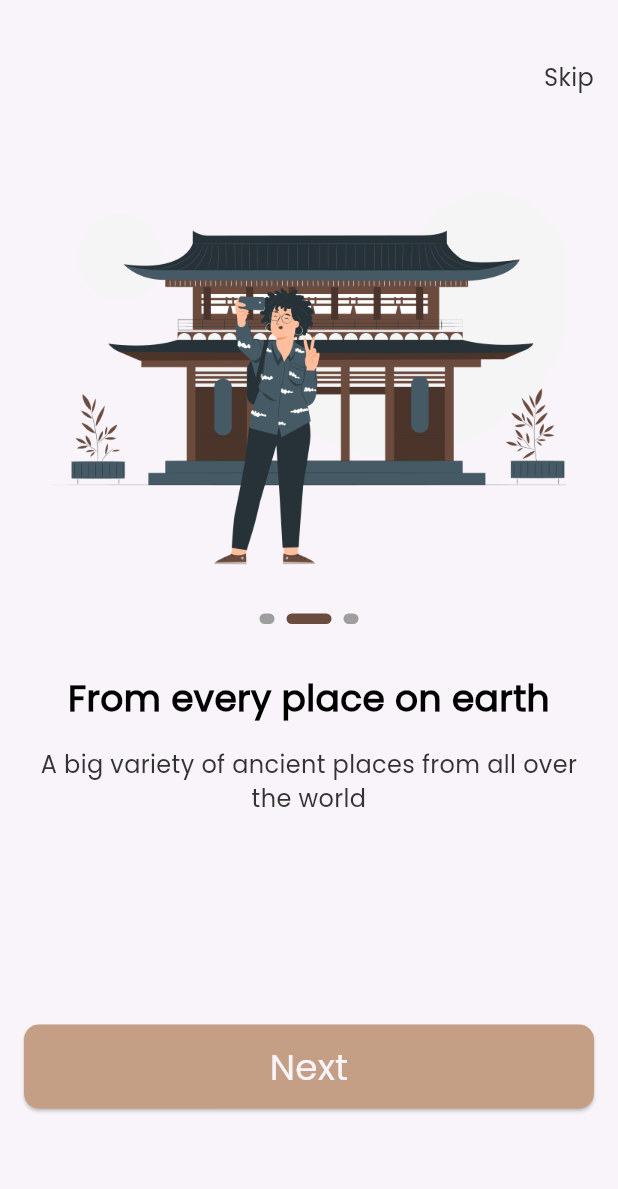
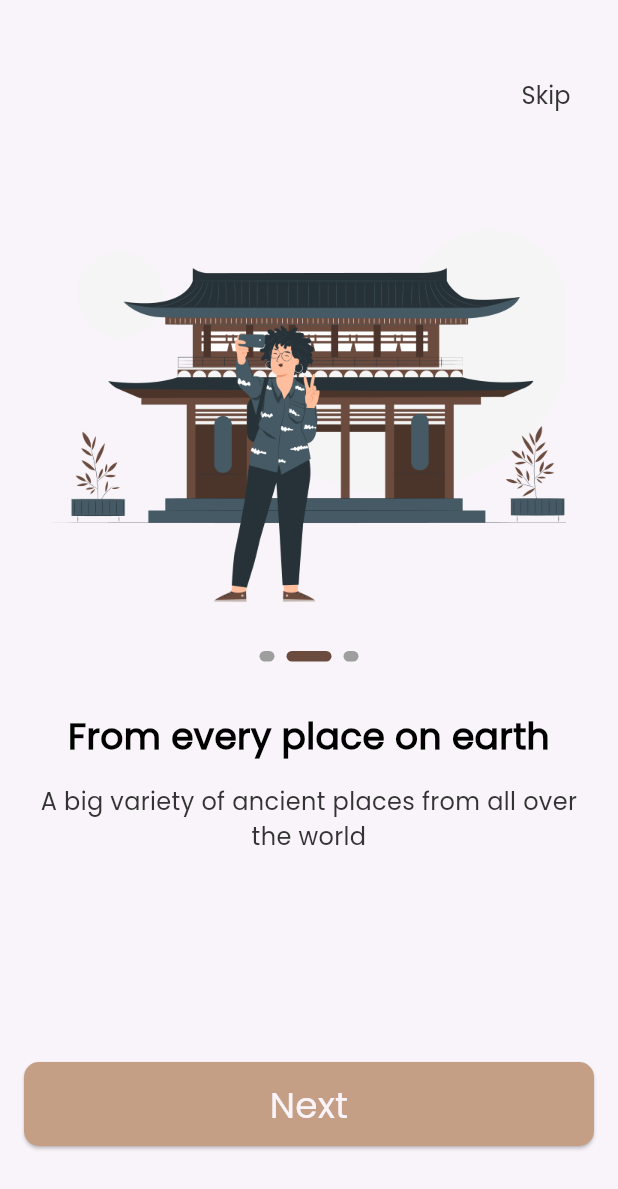
Before and after one commit to Karam-Salama/dalel, a Flutter app: the screen it shows after launch, swiped to page 2, on a phone screen of 412 x 824 dp. Shown: the top 1189 px of the screen. Run offline on Flutter 3.47's test engine with Material 3 defaults, Android fonts, the phone set to English and light mode, and no system bars; drawn by our look-alikes of smooth_page_indicator; our stand-ins replace go_router.

Commit message:
finsh onBoarding

```diff
--- a/lib/core/routes/app_router.dart
+++ b/lib/core/routes/app_router.dart
@@ -1,3 +1,5 @@
+import 'package:dalel_app/features/auth/presentation/views/login_view.dart';
+import 'package:dalel_app/features/auth/presentation/views/signUp_view.dart';
 import 'package:dalel_app/features/on_Boarding/presentation/views/onBoarding_view.dart';
 import 'package:dalel_app/features/splash/presentation/views/splash_view.dart';
 import 'package:go_router/go_router.dart';
@@ -12,5 +14,13 @@ final GoRouter router = GoRouter(
       path: '/onBoarding',
       builder: (context, state) => const OnBoardingView(),
     ),
+    GoRoute(
+      path: '/signUp',
+      builder: (context, state) => const SignUpView(),
+    ),
+    GoRoute(
+      path: '/login',
+      builder: (context, state) => const LoginView(),
+    ),
   ],
 );
--- a/lib/core/widgets/custom_btn.dart
+++ b/lib/core/widgets/custom_btn.dart
@@ -3,10 +3,11 @@ import 'package:dalel_app/core/utils/app_text_style.dart';
 import 'package:flutter/material.dart';
 
 class CustomBtn extends StatelessWidget {
-  const CustomBtn({super.key, this.color,required this.text});
+  const CustomBtn({super.key, this.color,required this.text,required this.onPressed});
 
   final Color? color;
   final String? text;
+  final VoidCallback? onPressed;
 
   @override
   Widget build(BuildContext context) {
@@ -20,7 +21,7 @@ class CustomBtn extends StatelessWidget {
             borderRadius: BorderRadius.circular(10),
           ),
         ),
-        onPressed: () {},
+        onPressed: onPressed ,
         child: Text(
           text!,
           style: AppTextStyle.poppins500style18,
--- a/lib/features/on_Boarding/presentation/views/onBoarding_view.dart
+++ b/lib/features/on_Boarding/presentation/views/onBoarding_view.dart
@@ -1,14 +1,21 @@
-// ignore_for_file: file_names
+// ignore_for_file: file_names, prefer_final_fields
 
-import 'package:dalel_app/core/utils/app_strings.dart';
-import 'package:dalel_app/core/widgets/custom_btn.dart';
+import 'package:dalel_app/core/functions/app_functions.dart';
 import 'package:dalel_app/features/on_Boarding/presentation/views/widgets/custom_nav_bar.dart';
+import 'package:dalel_app/features/on_Boarding/presentation/views/widgets/get_buttons.dart';
 import 'package:dalel_app/features/on_Boarding/presentation/views/widgets/onBoarding_body_widget.dart';
 import 'package:flutter/material.dart';
 
-class OnBoardingView extends StatelessWidget {
+class OnBoardingView extends StatefulWidget {
   const OnBoardingView({super.key});
 
+  @override
+  State<OnBoardingView> createState() => _OnBoardingViewState();
+}
+
+class _OnBoardingViewState extends State<OnBoardingView> {
+  PageController _controller = PageController(initialPage: 0);
+  int currentPage = 0;
   @override
   Widget build(BuildContext context) {
     return SafeArea(
@@ -19,11 +26,27 @@ class OnBoardingView extends StatelessWidget {
           physics: const BouncingScrollPhysics(),
           children: [
             const SizedBox(height: 40),
-            const CustomNavBar(),
+            CustomNavBar(
+              onPressed: () {
+                currentPage == 2
+                    ? customReplacementNavigate(context, '/signUp')
+                    : _controller.jumpToPage(2);
+              },
+            ),
             const SizedBox(height: 32),
-            OnBoardingWigetBody(),
+            OnBoardingWigetBody(
+              controller: _controller,
+              onPageChanged: (value) {
+                setState(() {
+                  currentPage = value;
+                });
+              },
+            ),
             const SizedBox(height: 88),
-            const CustomBtn(text: AppStrings.next),
+            GetButtons(
+              currentPage: currentPage,
+              controller: _controller,
+            ),
             const SizedBox(height: 17),
           ],
         ),
--- a/lib/features/on_Boarding/presentation/views/widgets/custom_nav_bar.dart
+++ b/lib/features/on_Boarding/presentation/views/widgets/custom_nav_bar.dart
@@ -5,16 +5,20 @@ import 'package:flutter/material.dart';
 class CustomNavBar extends StatelessWidget {
   const CustomNavBar({
     super.key,
+    required this.onPressed,
   });
 
+  final VoidCallback? onPressed;
   @override
   Widget build(BuildContext context) {
     return Align(
-      alignment: Alignment.centerRight,
-      child: Text(
-        AppStrings.skip,
-        style: AppTextStyle.poppins400style16,
-      ),
-    );
+        alignment: Alignment.centerRight,
+        child: TextButton(
+          onPressed: onPressed,
+          child: Text(
+            AppStrings.skip,
+            style: AppTextStyle.poppins400style16,
+          ),
+        ));
   }
 }
--- /dev/null
+++ b/lib/features/on_Boarding/presentation/views/widgets/get_buttons.dart
@@ -0,0 +1,50 @@
+import 'package:dalel_app/core/functions/app_functions.dart';
+import 'package:dalel_app/core/utils/app_colors.dart';
+import 'package:dalel_app/core/utils/app_strings.dart';
+import 'package:dalel_app/core/utils/app_text_style.dart';
+import 'package:dalel_app/core/widgets/custom_btn.dart';
+import 'package:flutter/material.dart';
+
+class GetButtons extends StatelessWidget {
+  const GetButtons(
+      {super.key, required this.currentPage, required this.controller});
+  final int currentPage;
+  final PageController controller;
+  @override
+  Widget build(BuildContext context) {
+    if (currentPage == 2) {
+      return Column(
+        children: [
+          CustomBtn(
+            text: AppStrings.createAccount,
+            onPressed: () {
+              customReplacementNavigate(context, '/signUp');
+            },
+          ),
+          const SizedBox(height: 16),
+          TextButton(
+            onPressed: () {
+              customReplacementNavigate(context, '/login');
+            },
+            child: Text(
+              AppStrings.loginNow,
+              style: AppTextStyle.poppins400style16
+                  .copyWith(fontSize: 18)
+                  .copyWith(color: AppColors.deepGrey),
+            ),
+          ),
+        ],
+      );
+    } else {
+      return CustomBtn(
+        text: AppStrings.next,
+        onPressed: () {
+          controller.nextPage(
+            duration: const Duration(milliseconds: 200),
+            curve: Curves.easeIn,
+          );
+        },
+      );
+    }
+  }
+}
--- a/lib/features/on_Boarding/presentation/views/widgets/onBoarding_body_widget.dart
+++ b/lib/features/on_Boarding/presentation/views/widgets/onBoarding_body_widget.dart
@@ -1,20 +1,26 @@
 // ignore_for_file: must_be_immutable, file_names
 
-import 'package:dalel_app/core/utils/app_assets.dart';
-import 'package:dalel_app/core/utils/app_strings.dart';
+
 import 'package:dalel_app/core/utils/app_text_style.dart';
 import 'package:dalel_app/features/on_Boarding/data/model/onBoarding_model.dart';
 import 'package:dalel_app/features/on_Boarding/presentation/views/widgets/custom_smooth_page_indicator.dart';
 import 'package:flutter/material.dart';
 
 class OnBoardingWigetBody extends StatelessWidget {
-  OnBoardingWigetBody({super.key});
-  PageController controller = PageController();
+  const OnBoardingWigetBody({
+    super.key,
+    required this.controller,
+    this.onPageChanged,
+  });
+
+  final PageController controller;
+  final Function(int)? onPageChanged;
   @override
   Widget build(BuildContext context) {
     return SizedBox(
       height: 500,
       child: PageView.builder(
+          onPageChanged: onPageChanged,
           physics: const BouncingScrollPhysics(),
           controller: controller,
           itemCount: onBoardingList.length,
@@ -23,7 +29,7 @@ class OnBoardingWigetBody extends StatelessWidget {
               Container(
                 width: 343,
                 height: 290,
-                decoration:  BoxDecoration(
+                decoration: BoxDecoration(
                   image: DecorationImage(
                     image: AssetImage(onBoardingList[index].imagePath),
                   ),
```
Also changed, not shown: lib/features/auth/presentation/views/login_view.dart (added, +12 -0 lines), lib/features/auth/presentation/views/signUp_view.dart (added, +12 -0 lines).
